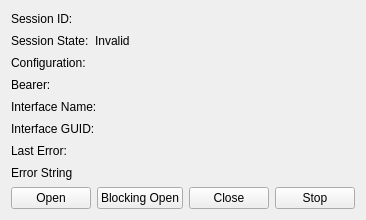
This is examples/bearermonitor/sessionwidget.ui in qtproject/qt-mobility as Qt 5 draws it before an edit. The edited form follows.
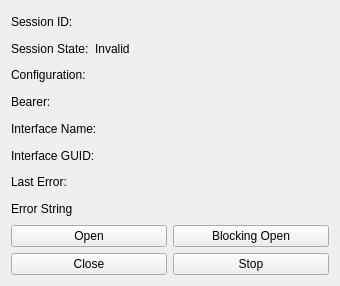
This is the edited form.

Commit message: Bearermonitor example layout change for sessionwidget. Buttons clipped badly in 240*320 displays.

The edit to the form file:
```diff
--- a/examples/bearermonitor/sessionwidget.ui
+++ b/examples/bearermonitor/sessionwidget.ui
@@ -7,12 +7,14 @@
     <x>0</x>
     <y>0</y>
     <width>340</width>
-    <height>220</height>
+    <height>286</height>
    </rect>
   </property>
   <property name="windowTitle">
    <string>Form</string>
   </property>
+  <layout class="QVBoxLayout" name="verticalLayout_2">
+   <item>
   <layout class="QVBoxLayout" name="verticalLayout">
    <item>
     <layout class="QHBoxLayout" name="sessionIdLayout">
@@ -228,6 +230,10 @@
        </property>
       </widget>
      </item>
+      </layout>
+     </item>
+     <item>
+      <layout class="QHBoxLayout" name="horizontalLayout_2">
      <item>
       <widget class="QPushButton" name="closeSessionButton">
        <property name="text">
@@ -241,6 +247,8 @@
         <string>Stop</string>
        </property>
       </widget>
+       </item>
+      </layout>
      </item>
     </layout>
    </item>
```
Left out of the diff: 2 changed lines with no effect on the pictures. Lines whose indentation alone changed are shown as unchanged.
